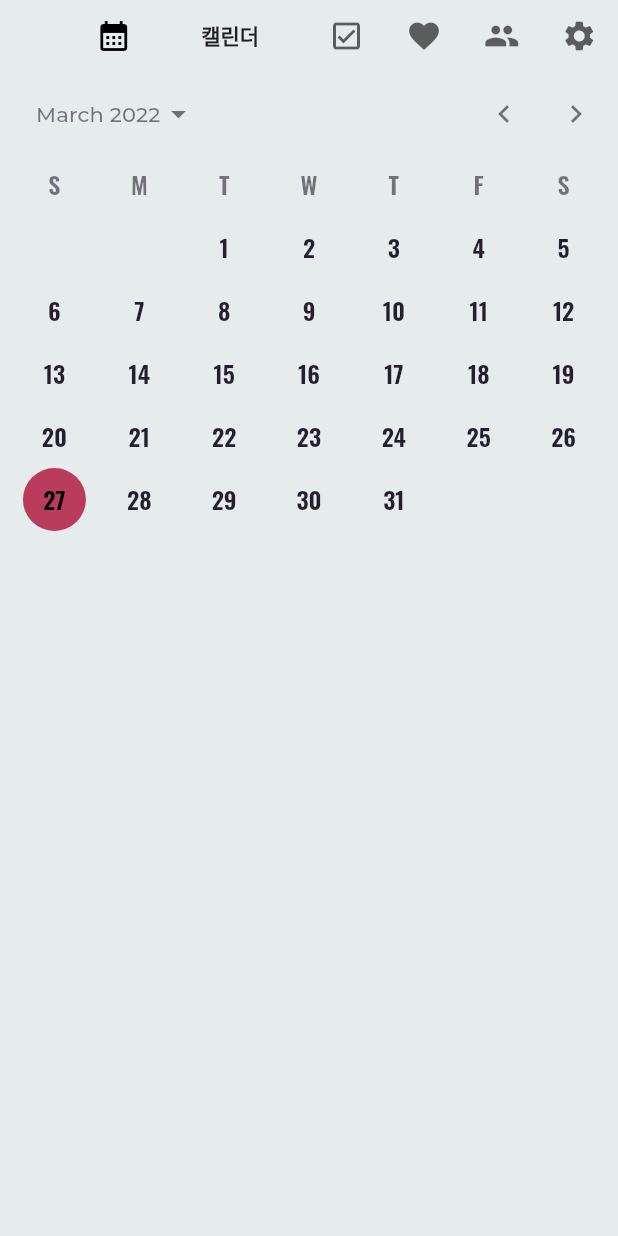
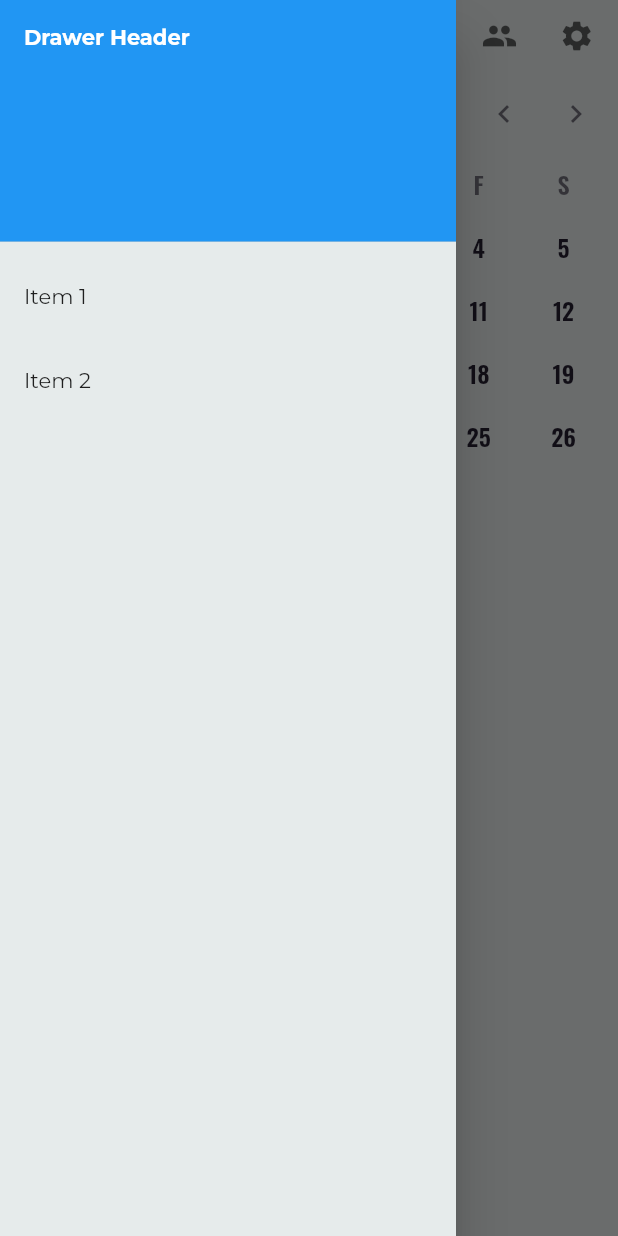
Before and after one commit to dogzz9445/flutter-doit, a Flutter app: the screen it shows after launch, with the side drawer open (before the commit the screen has no drawer), on a phone screen of 412 x 824 dp. Run offline on Flutter 3.47's test engine with Material 2 defaults, Android fonts, the phone set to English and light mode, and no system bars; our stand-ins replace adaptive_breakpoints, google_fonts.

Commit message:
Add menu drawer with tabbar

```diff
--- a/lib/layout/rally_tab.dart
+++ b/lib/layout/rally_tab.dart
@@ -120,7 +120,7 @@ class _RallyTabState extends State<RallyTab>
     // units and dividing it into the screen width. Each unexpanded tab is 1
     // unit, and there is always 1 expanded tab which is 1 unit + any extra
     // space determined by the multiplier.
-    final width = MediaQuery.of(context).size.width - widget.tabOffset;
+    final width = MediaQuery.of(context).size.width;
     const expandedTitleWidthMultiplier = 2;
     final unitWidth = width / (widget.tabCount + expandedTitleWidthMultiplier);
 
--- a/lib/pages/home.dart
+++ b/lib/pages/home.dart
@@ -32,11 +32,12 @@ class HomePage extends StatefulWidget {
 class _HomePageState extends State<HomePage>
     with SingleTickerProviderStateMixin, RestorationMixin {
   late TabController _tabController;
-  RestorableInt tabIndex = RestorableInt(0);
-  final int tabCount = 5;
+  RestorableInt tabIndex = RestorableInt(1);
+  final int tabCount = 6;
   final int turnsToRotateRight = 1;
   final int turnsToRotateLeft = 3;
-  final double tabOffset = 50;
+  final double tabOffset = 0;
+  final GlobalKey<ScaffoldState> _scaffoldKey = new GlobalKey<ScaffoldState>();
 
   @override
   String get restorationId => 'home_page';
@@ -54,6 +55,9 @@ class _HomePageState extends State<HomePage>
       ..addListener(() {
         // Set state to make sure that the [_RallyTab] widgets get updated when changing tabs.
         setState(() {
+          if (_tabController.index == 0) {
+            return;
+          }
           tabIndex.value = _tabController.index;
         });
       });
@@ -71,12 +75,15 @@ class _HomePageState extends State<HomePage>
       required ThemeData theme,
       bool isVertical = false}) {
     return [
+      IconButton(
+          icon: const Icon(Icons.menu),
+          onPressed: () => _scaffoldKey.currentState?.openDrawer()),
       RallyTab(
         theme: theme,
         iconData: Icons.calendar_month,
         // title: GalleryLocalizations.of(context).rallyTitleOverview,
         title: "캘린더",
-        tabIndex: 0,
+        tabIndex: 1,
         tabCount: tabCount,
         tabController: _tabController,
         isVertical: isVertical,
@@ -87,7 +94,7 @@ class _HomePageState extends State<HomePage>
         iconData: Icons.check_box_outlined,
         // title: GalleryLocalizations.of(context).rallyTitleAccounts,
         title: "할일",
-        tabIndex: 1,
+        tabIndex: 2,
         tabCount: tabCount,
         tabController: _tabController,
         isVertical: isVertical,
@@ -98,7 +105,7 @@ class _HomePageState extends State<HomePage>
         iconData: Icons.favorite,
         // title: GalleryLocalizations.of(context).rallyTitleBills,
         title: "활동",
-        tabIndex: 2,
+        tabIndex: 3,
         tabCount: tabCount,
         tabController: _tabController,
         isVertical: isVertical,
@@ -109,7 +116,7 @@ class _HomePageState extends State<HomePage>
         iconData: Icons.group,
         // title: GalleryLocalizations.of(context).rallyTitleBudgets,
         title: "그룹",
-        tabIndex: 3,
+        tabIndex: 4,
         tabCount: tabCount,
         tabController: _tabController,
         isVertical: isVertical,
@@ -120,7 +127,7 @@ class _HomePageState extends State<HomePage>
         iconData: Icons.settings,
         // title: GalleryLocalizations.of(context).rallyTitleSettings,
         title: "설정",
-        tabIndex: 4,
+        tabIndex: 5,
         tabCount: tabCount,
         tabController: _tabController,
         isVertical: isVertical,
@@ -131,6 +138,7 @@ class _HomePageState extends State<HomePage>
 
   List<Widget> _buildTabViews() {
     return const [
+      Text("Menu"),
       CalenderView(),
       TodoView(),
       ActivityView(),
@@ -234,6 +242,7 @@ class _HomePageState extends State<HomePage>
 
     return ApplyTextOptions(
       child: Scaffold(
+          key: _scaffoldKey,
           body: SafeArea(
             // For desktop layout we do not want to have SafeArea at the top and
             // bottom to display 100% height content on the accounts view.
@@ -269,7 +278,29 @@ class _HomePageState extends State<HomePage>
               ),
             ),
           ),
+          drawer: Drawer(
+            child: ListView(
+              padding: EdgeInsets.zero,
+              children: const [
+                DrawerHeader(
+                  decoration: BoxDecoration(
+                    color: Colors.blue,
                   ),
+                  child: Text(
+                    'Drawer Header',
+                    style: TextStyle(
+                        color: Colors.white, fontWeight: FontWeight.bold),
+                  ),
+                ),
+                ListTile(
+                  title: Text('Item 1'),
+                ),
+                ListTile(
+                  title: Text('Item 2'),
+                ),
+              ],
+            ),
+          )),
     );
   }
 }
```
Also changed, not shown: lib/routes.dart (+0 -42 lines). Lines whose indentation alone changed are shown as unchanged.
